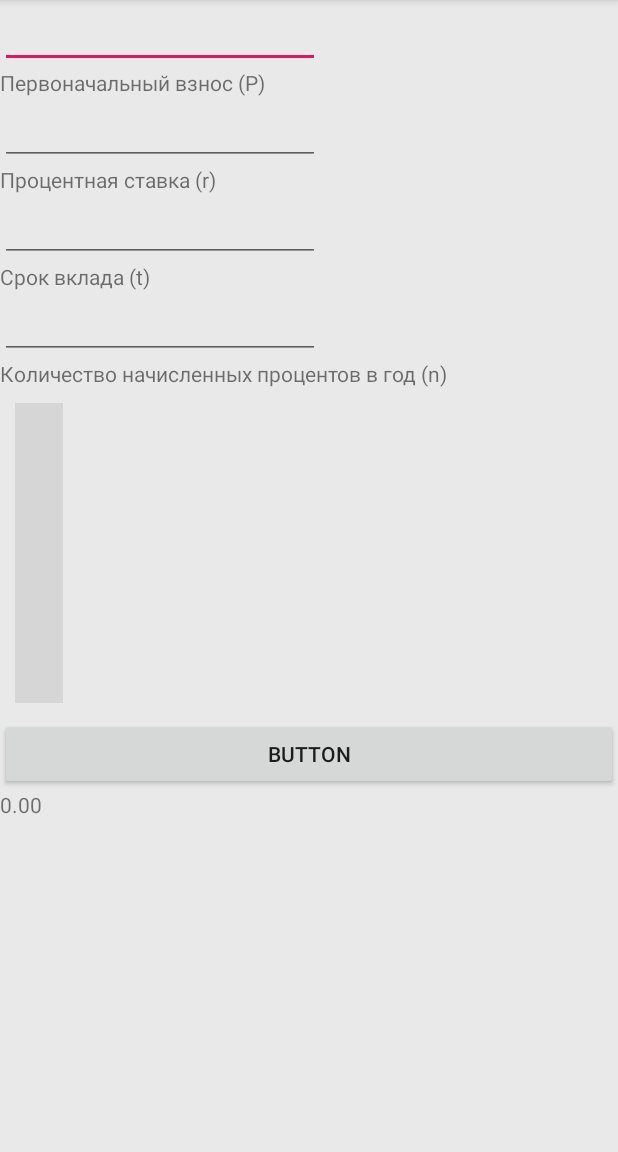
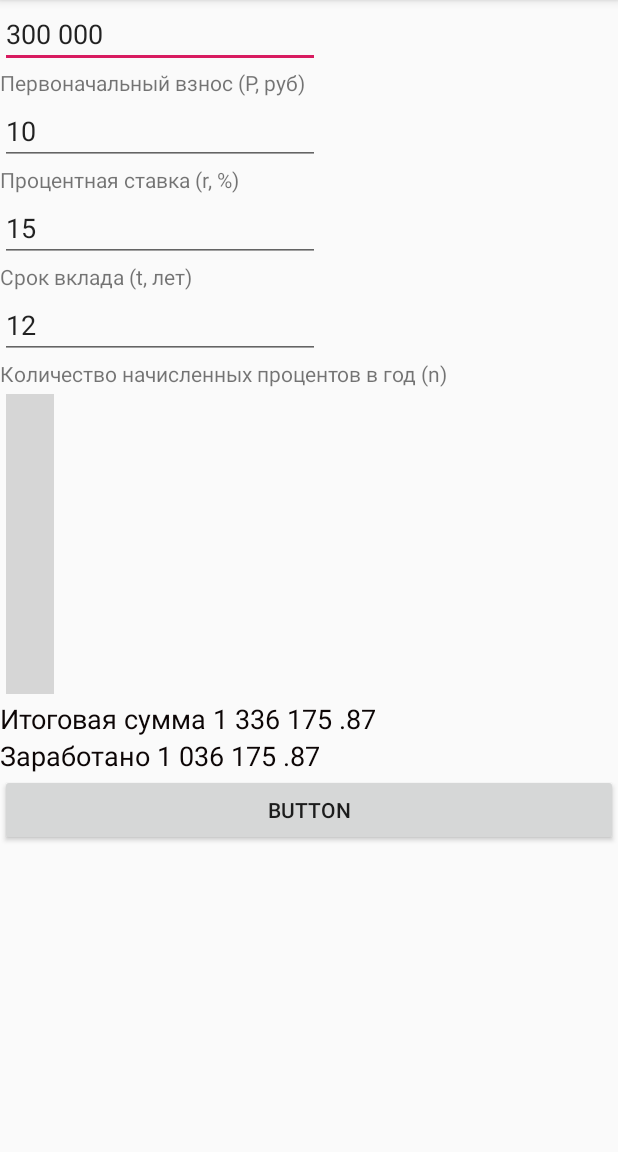
Before and after one commit to Serrggor49/FinCalc, an Android app: the screen it shows after launch (MainActivity), after a tap on "BUTTON", on a phone screen of 412 x 824 dp, the part 84-1236 px from its top. Run offline under Robolectric (Android 15) with nearby library versions, the phone set to English and light mode, and no system bars; libraries missing offline, so code that uses them is left out: com.jjoe64.graphview; plain views replace GraphView; 16 statements that could not run were skipped; grey boxes are pictures that could not be loaded.

Commit message:
Добавил разделение знаков, сделал отображение дельты

```diff
--- a/app/src/main/java/com49/comments49/fincalc/MainActivity.java
+++ b/app/src/main/java/com49/comments49/fincalc/MainActivity.java
@@ -21,8 +21,9 @@ import java.util.ArrayList;
 
 public class MainActivity extends AppCompatActivity {
 
-    double A; // результат инвестирования под сложный процент
+    Double A; // результат инвестирования под сложный процент
     double A_2; // результат инвестирования под простой процент
+    double prft; // сумма в результате инвестирования под сложный процент минус первоначальный взнос
     double P; // первоначальный взнос
     double r; // годовая процентная ставка
     double t; // срок, лет
@@ -32,6 +33,7 @@ public class MainActivity extends AppCompatActivity {
     EditText stavkaProcentnaya;
     EditText srok;
     EditText kolichestvo_nachisleniy;
+    TextView profit;
     TextView result;
 
     LineGraphSeries<DataPoint> graf_1;
@@ -44,6 +46,8 @@ public class MainActivity extends AppCompatActivity {
         setContentView(R.layout.activity_main);
 
         Button button = findViewById(R.id.button_id);
+
+
     }
 
 
@@ -54,14 +58,24 @@ public class MainActivity extends AppCompatActivity {
         srok = findViewById(R.id.srok_editText_id);
         kolichestvo_nachisleniy = findViewById(R.id.kolichestvo_nachisleniy_editText_id);
         result = findViewById(R.id.result_editText_id);
+        profit = findViewById(R.id.profit_editText_id);
 
 
-        P = Double.parseDouble(vznosPervonachalniy.getText().toString());
+        String vznos = vznosPervonachalniy.getText().toString().replace(" ", ""); // убираем пробелы-разделители, дабы не выдало ошибку при преобразовании полученного значения в Double
+        P = Double.parseDouble(vznos);
         r = Double.parseDouble(stavkaProcentnaya.getText().toString()) / 100;
         t = Double.parseDouble(srok.getText().toString());
         n = Double.parseDouble(kolichestvo_nachisleniy.getText().toString());
 
         calculate();
+
+        StringBuilder s = new StringBuilder(vznosPervonachalniy.getText().toString().replace(" ", "")); // добавляем пробелы в значение первоначального взноса для улучшения читабельности
+        for(int i = s.length(); i > 0; i = i-3){
+            s.insert(i, " ");
+        }
+
+        //vznosPervonachalniy.setText(s.toString());
+        vznosPervonachalniy.setText(separate(vznosPervonachalniy.getText().toString()));
 
     }
 
@@ -69,7 +83,12 @@ public class MainActivity extends AppCompatActivity {
     void calculate(){  // в данном методе вычисляем значение сложного процента
 
         A = (P * (Math.pow((1 + (r / n)), (n * t)))); // стоимость вклада по окончанию срока (сложный процент)
-        result.setText(String.format("%.2f", A));
+
+        //result.setText("Итоговая сумма " + String.format("%.2f", (A.toString())));
+        String result_v = String.format("%.2f",  A);
+        result.setText("Итоговая сумма " + separate(result_v));
+        String result_prft =  String.format("%.2f",  (A-P));
+        profit.setText("Заработано " + separate(result_prft));
 
 
         for (int i = 0; i <= t; i++) {  // тут расчитываем стоимость вклада с шагом в один год, для построения графика
@@ -83,8 +102,15 @@ public class MainActivity extends AppCompatActivity {
         setGraph();
         arrayListDataPoint.clear();
 
+    }
 
+    static String separate(String str){ // подаем на вход строку и добавляем в нее пробелы  для улучшения читабельности (было - 3000000, стало 3 000 000)
 
+        StringBuilder s = new StringBuilder(str.replace(" ", ""));
+        for(int i = s.length(); i > 0; i = i-3){
+            s.insert(i, " ");
+        }
+        return  s.toString().trim();
     }
 
 
@@ -132,10 +158,11 @@ public class MainActivity extends AppCompatActivity {
 
         });
 
+        graf_2.setColor(Color.RED);
         graph.addSeries(graf_2);
 
 
-        Toast.makeText(this, "результат " + A_2, Toast.LENGTH_LONG).show();
+        //Toast.makeText(this, "результат " + A_2, Toast.LENGTH_LONG).show();
 
     }
 
--- a/app/src/main/res/layout/activity_main.xml
+++ b/app/src/main/res/layout/activity_main.xml
@@ -4,7 +4,7 @@
     xmlns:tools="http://schemas.android.com/tools"
     android:layout_width="match_parent"
     android:layout_height="match_parent"
-    android:background="@color/gray_1"
+    android:background="#00E9E9E9"
     tools:context=".MainActivity">
 
     <LinearLayout
@@ -22,12 +22,13 @@
                 android:layout_width="wrap_content"
                 android:layout_height="wrap_content"
                 android:ems="10"
-                android:inputType="numberDecimal" />
+                android:inputType="numberDecimal"
+                android:text="300000" />
 
             <TextView
                 android:layout_width="wrap_content"
                 android:layout_height="wrap_content"
-                android:text="Первоначальный взнос (P)" />
+                android:text="Первоначальный взнос (Р, руб)" />
 
         </LinearLayout>
 
@@ -41,12 +42,13 @@
                 android:layout_width="wrap_content"
                 android:layout_height="wrap_content"
                 android:ems="10"
-                android:inputType="numberDecimal" />
+                android:inputType="numberDecimal"
+                android:text="10" />
 
             <TextView
                 android:layout_width="wrap_content"
                 android:layout_height="wrap_content"
-                android:text="Процентная ставка (r)" />
+                android:text="Процентная ставка (r, %)" />
 
         </LinearLayout>
 
@@ -60,12 +62,13 @@
                 android:layout_width="wrap_content"
                 android:layout_height="wrap_content"
                 android:ems="10"
-                android:inputType="numberDecimal" />
+                android:inputType="numberDecimal"
+                android:text="15" />
 
             <TextView
                 android:layout_width="wrap_content"
                 android:layout_height="wrap_content"
-                android:text="Срок вклада (t)" />
+                android:text="Срок вклада (t, лет)" />
 
         </LinearLayout>
 
@@ -79,7 +82,8 @@
                 android:layout_width="wrap_content"
                 android:layout_height="wrap_content"
                 android:ems="10"
-                android:inputType="numberDecimal" />
+                android:inputType="numberDecimal"
+                android:text="12" />
 
             <TextView
                 android:layout_width="wrap_content"
@@ -92,7 +96,21 @@
             android:id="@+id/graph"
             android:layout_width="wrap_content"
             android:layout_height="200dip"
-            android:layout_margin="10dp" />
+            android:layout_margin="4dp" />
+
+        <TextView
+            android:id="@+id/result_editText_id"
+            android:layout_width="match_parent"
+            android:layout_height="wrap_content"
+            android:textColor="#FA070000"
+            android:textSize="18sp" />
+
+        <TextView
+            android:id="@+id/profit_editText_id"
+            android:layout_width="match_parent"
+            android:layout_height="wrap_content"
+            android:textColor="#FA070000"
+            android:textSize="18sp" />
 
         <Button
             android:id="@+id/button_id"
@@ -101,12 +119,6 @@
             android:onClick="getData"
             android:text="Button" />
 
-        <TextView
-            android:id="@+id/result_editText_id"
-            android:layout_width="match_parent"
-            android:layout_height="wrap_content"
-            android:text="TextView" />
-
     </LinearLayout>
 
 </androidx.constraintlayout.widget.ConstraintLayout>
```
